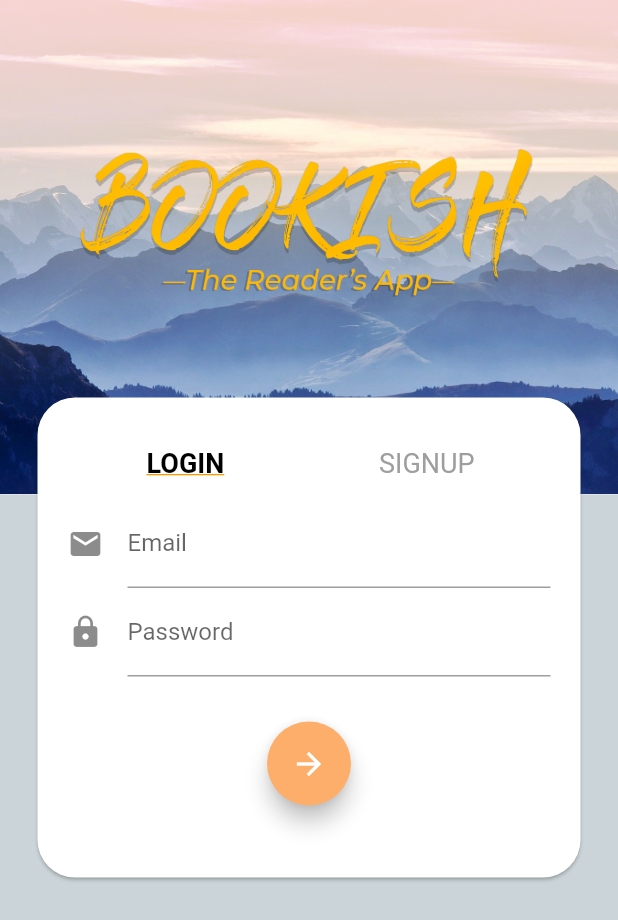
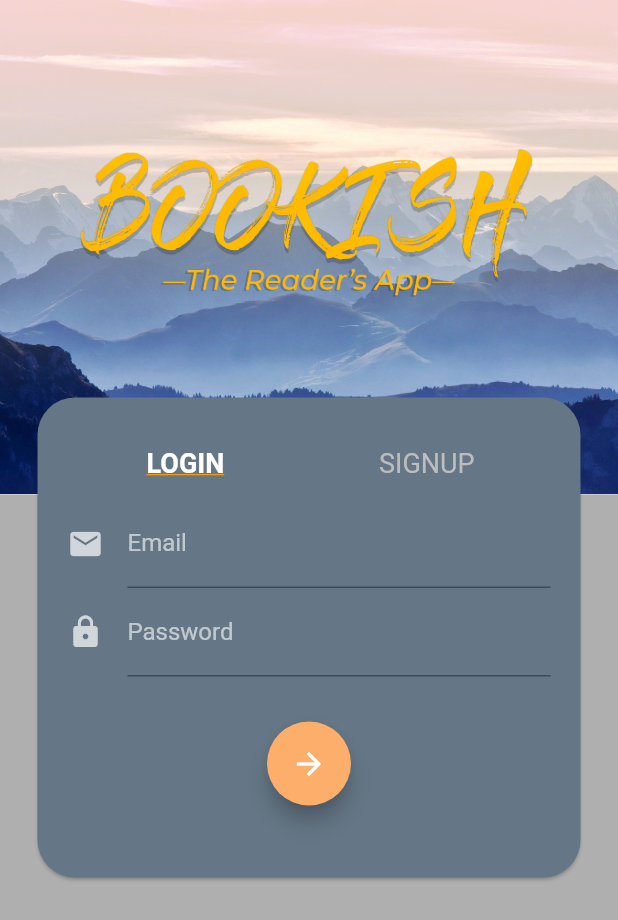
Before and after one commit to al-habibi-1107/Bookish-The-Reader-App, a Flutter app: the screen it shows after launch, on a phone screen of 412 x 824 dp. Shown: the top 920 px of the screen. Run offline on Flutter 3.47's test engine with Material 2 defaults, Android fonts, the phone set to English and light mode, and no system bars; our stand-ins replace sqflite; accounts and stored records are empty.

Commit message:
DarkMode

```diff
--- a/lib/main.dart
+++ b/lib/main.dart
@@ -49,10 +49,17 @@ class MyApp extends StatelessWidget {
           // CartScreen - Contains all items added to cart
           CartScreen.routname: (ctx) => CartScreen(),
           // UserLibrary - Contains the purchased books
-          UserLibrary.routeName: (ctx)=> UserLibrary()
-
+          UserLibrary.routeName: (ctx) => UserLibrary()
         },
       ),
     );
   }
 }
+
+//night mode variable
+// dark = 1 >> night
+// dark = 0 >> day
+int dark() {
+  int dark = 1;
+  return dark;
+}
--- a/lib/screens/auth_screen.dart
+++ b/lib/screens/auth_screen.dart
@@ -1,5 +1,5 @@
 import 'package:flutter/material.dart';
-
+import '../main.dart';
 import '../widgets/auth_card.dart';
 
 class AuthScreen extends StatefulWidget {
@@ -33,7 +33,9 @@ class _AuthScreenState extends State<AuthScreen> {
             // The second half of the background ( 60% of the device size)
             Container(
               height: _deviceHeight * 0.60,
-              color: Colors.blueGrey.withOpacity(0.3),
+              color: dark() == 1
+                  ? Colors.black.withOpacity(0.3)
+                  : Colors.white.withOpacity(0.3),
             )
           ],
         ),
@@ -47,7 +49,6 @@ class _AuthScreenState extends State<AuthScreen> {
               padding: EdgeInsets.only(top: 140, left: 20),
               alignment: Alignment.topLeft,
               height: 250,
-
             ),
             // Calling Authentication Card Widget - in widgets folder
             // Holds The design of the Authentication Card
--- a/lib/screens/user_library_screen.dart
+++ b/lib/screens/user_library_screen.dart
@@ -1,6 +1,6 @@
 import 'package:flutter/material.dart';
 import 'package:provider/provider.dart';
-
+import '../main.dart';
 import '../models/library.dart';
 
 class UserLibrary extends StatefulWidget {
@@ -18,6 +18,8 @@ class _UserLibraryState extends State<UserLibrary> {
     final libraryItem = Provider.of<Library>(context);
 
     return Scaffold(
+      backgroundColor:
+          dark() == 1 ? Color.fromRGBO(101, 119, 134, 0.8) : Colors.grey[50],
       body: Stack(
         children: <Widget>[
           //35% of device Size to fill with image
@@ -60,7 +62,7 @@ class _UserLibraryState extends State<UserLibrary> {
                             fit: BoxFit.contain,
                           ),
                     radius: 50,
-                    backgroundColor: Colors.white,
+                    backgroundColor: dark() == 1 ? Colors.black : Colors.white,
                   ),
                 ),
                 Row(
--- a/lib/widgets/auth_card.dart
+++ b/lib/widgets/auth_card.dart
@@ -1,11 +1,10 @@
 import 'package:flutter/material.dart';
 import 'package:provider/provider.dart';
-
+import '../main.dart';
 import '../models/users.dart';
 import '../screens/home_screen.dart';
 
 class AuthCard extends StatefulWidget {
-
   @override
   _AuthCardState createState() => _AuthCardState();
 }
@@ -14,28 +13,26 @@ class _AuthCardState extends State<AuthCard> {
   // form Key for Working with saving and showing the Form
   final _formKey = GlobalKey<FormState>();
 
-
   // The parameters of the form - initially empty variables
   String _userName = '';
   String _email = '';
   String _password = '';
 
-
   // Function for Saving the form and accepting input
   // Called on pressing the arrow button
-  void _saveForm() async{
+  void _saveForm() async {
     // To check if all inputs are valid
     final isValid = _formKey.currentState.validate();
 
     if (isValid) {
-    // If all inputs are valid then save the form
+      // If all inputs are valid then save the form
       _formKey.currentState.save();
 
       if (!_isLogin) {
         // if the card is in SignUp mode ,
         // Check if user with that email exists
         // bool to resolve if the user exists
-        bool signup= await Provider.of<Users>(context)
+        bool signup = await Provider.of<Users>(context)
             .addUser(_userName, _password, _email);
 
         // check wether user exists
@@ -60,15 +57,16 @@ class _AuthCardState extends State<AuthCard> {
         // send credentials to isAuth function in models/users.dart
         // if the credentials are right , print login successful and
         // Navigate to HomeScreen
-        bool login=await Provider.of<Users>(context).isAuth(_password, _email);
+        bool login =
+            await Provider.of<Users>(context).isAuth(_password, _email);
         if (login) {
           print('login successful');
           Navigator.of(context).pushReplacementNamed(HomeScreen.routeName);
           Provider.of<Users>(context).setCurrentUser(_email);
         } else {
           Scaffold.of(context).showSnackBar(
-        // If credentials are not right
-        // show a snackbar with message
+            // If credentials are not right
+            // show a snackbar with message
             SnackBar(
               duration: Duration(seconds: 3),
               content: Text(
@@ -92,6 +90,7 @@ class _AuthCardState extends State<AuthCard> {
       width: double.infinity,
       padding: EdgeInsets.symmetric(horizontal: 10),
       child: Card(
+        color: dark() == 1 ? Color.fromRGBO(101, 119, 134, 1) : Colors.grey[50],
         margin: EdgeInsets.all(15),
         shape: RoundedRectangleBorder(
           borderRadius: BorderRadius.circular(25),
@@ -127,7 +126,9 @@ class _AuthCardState extends State<AuthCard> {
                           decorationColor: Colors.orange,
                         ),
                       ),
-                      textColor: _isLogin ? Colors.black : Colors.grey,
+                      textColor: _isLogin
+                          ? (dark() == 1 ? Colors.white : Colors.black54)
+                          : Colors.grey[400],
                     ),
                     FlatButton(
                       onPressed: () {
@@ -147,17 +148,27 @@ class _AuthCardState extends State<AuthCard> {
                           decorationColor: Colors.orange,
                         ),
                       ),
-                      textColor: !_isLogin ? Colors.black : Colors.grey,
+                      textColor: !_isLogin
+                          ? (dark() == 1 ? Colors.white : Colors.black54)
+                          : Colors.grey[400],
                     ),
                   ],
                 ),
                 // If in SignUp mode Show username feild - with some validation
                 if (!_isLogin)
                   TextFormField(
+                    style: TextStyle(
+                      color: (dark() == 1 ? Colors.white : Colors.black54),
+                    ),
                     key: ValueKey('username'),
                     decoration: InputDecoration(
                       labelText: 'Username',
-                      icon: Icon(Icons.perm_identity),
+                      labelStyle: TextStyle(
+                          color:
+                              (dark() == 1 ? Colors.white60 : Colors.black54)),
+                      icon: Icon(Icons.perm_identity,
+                          color:
+                              (dark() == 1 ? Colors.white70 : Colors.black54)),
                     ),
                     validator: (value) {
                       if (value.isEmpty || value.length < 5) {
@@ -170,11 +181,17 @@ class _AuthCardState extends State<AuthCard> {
                     },
                   ),
                 TextFormField(
+                  style: TextStyle(
+                    color: (dark() == 1 ? Colors.white : Colors.black54),
+                  ),
                   key: ValueKey('email'),
                   keyboardType: TextInputType.emailAddress,
                   decoration: InputDecoration(
                     labelText: 'Email',
-                    icon: Icon(Icons.mail),
+                    labelStyle: TextStyle(
+                        color: (dark() == 1 ? Colors.white60 : Colors.black54)),
+                    icon: Icon(Icons.mail,
+                        color: (dark() == 1 ? Colors.white70 : Colors.black54)),
                   ),
                   validator: (value) {
                     if (value.isEmpty || !value.contains('@')) {
@@ -187,10 +204,16 @@ class _AuthCardState extends State<AuthCard> {
                   },
                 ),
                 TextFormField(
+                  style: TextStyle(
+                    color: (dark() == 1 ? Colors.white : Colors.black54),
+                  ),
                   key: ValueKey('password'),
                   decoration: InputDecoration(
                     labelText: 'Password',
-                    icon: Icon(Icons.lock),
+                    labelStyle: TextStyle(
+                        color: (dark() == 1 ? Colors.white60 : Colors.black54)),
+                    icon: Icon(Icons.lock,
+                        color: (dark() == 1 ? Colors.white70 : Colors.black54)),
                   ),
                   obscureText: true,
                   validator: (value) {
```
Also changed, not shown: lib/screens/book_screen.dart (+23 -9 lines), lib/screens/cart_screen.dart (+35 -15 lines), lib/screens/home_screen.dart (+16 -6 lines), lib/widgets/book_card.dart (+38 -27 lines), lib/widgets/cart_list.dart (+8 -2 lines), lib/widgets/home_card.dart (+26 -9 lines).
